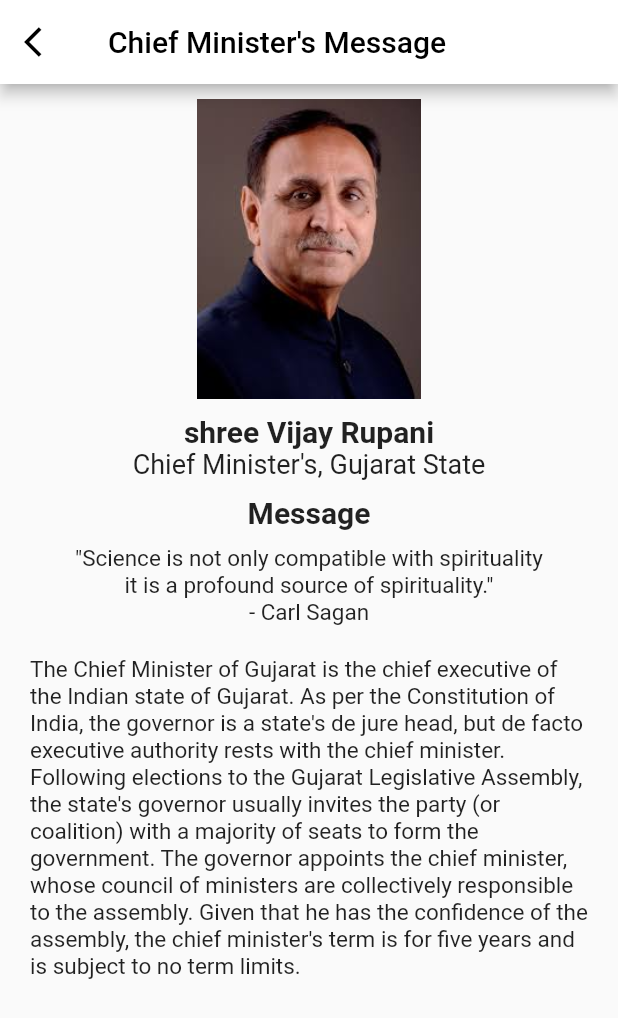
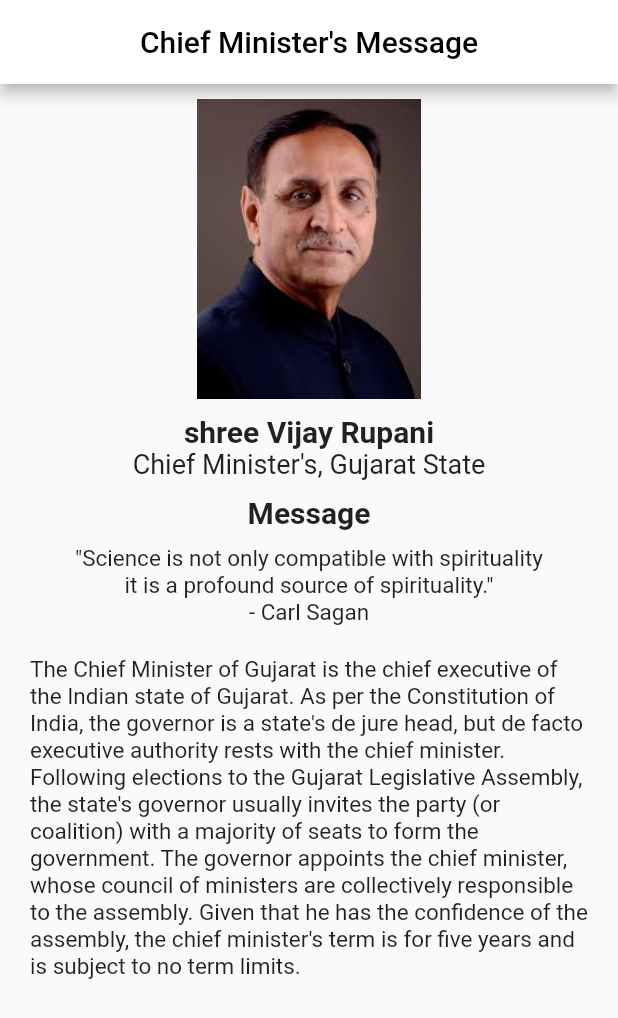
Before and after one commit to BlackDevil98/flutter_ambaji, a Flutter app: the MessageScreen screen opened by its route, on a phone screen of 412 x 824 dp. Shown: the top 1018 px of the screen. Run offline on Flutter 3.47's test engine with Material 2 defaults, Android fonts, the phone set to English and light mode, and no system bars.

Commit message:
Minister message

```diff
--- a/lib/pmmessage.dart
+++ b/lib/pmmessage.dart
@@ -6,7 +6,7 @@ class MessageScreen extends StatelessWidget{
     return Scaffold(
       appBar: AppBar(
         backgroundColor: Colors.white,
-        leading: Icon(Icons.arrow_back_ios,color:Colors.black),
+        centerTitle: true,
         title: Text("Chief Minister's Message",style: TextStyle(color:Colors.black),),
       ),
       resizeToAvoidBottomPadding: false,
```
